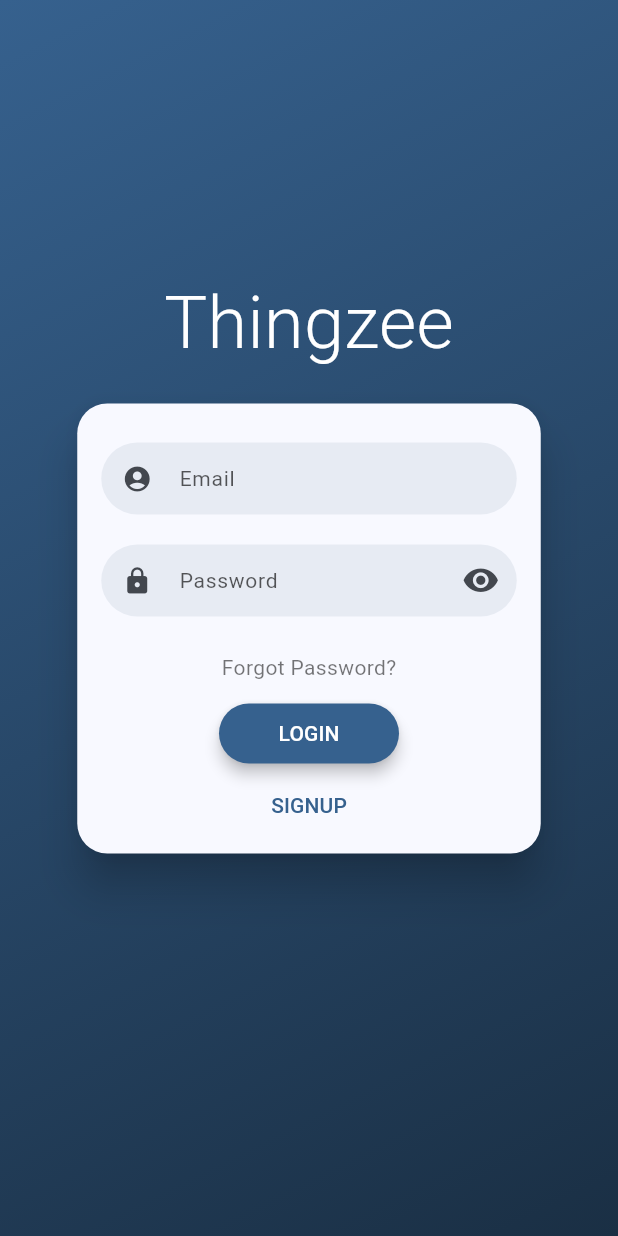
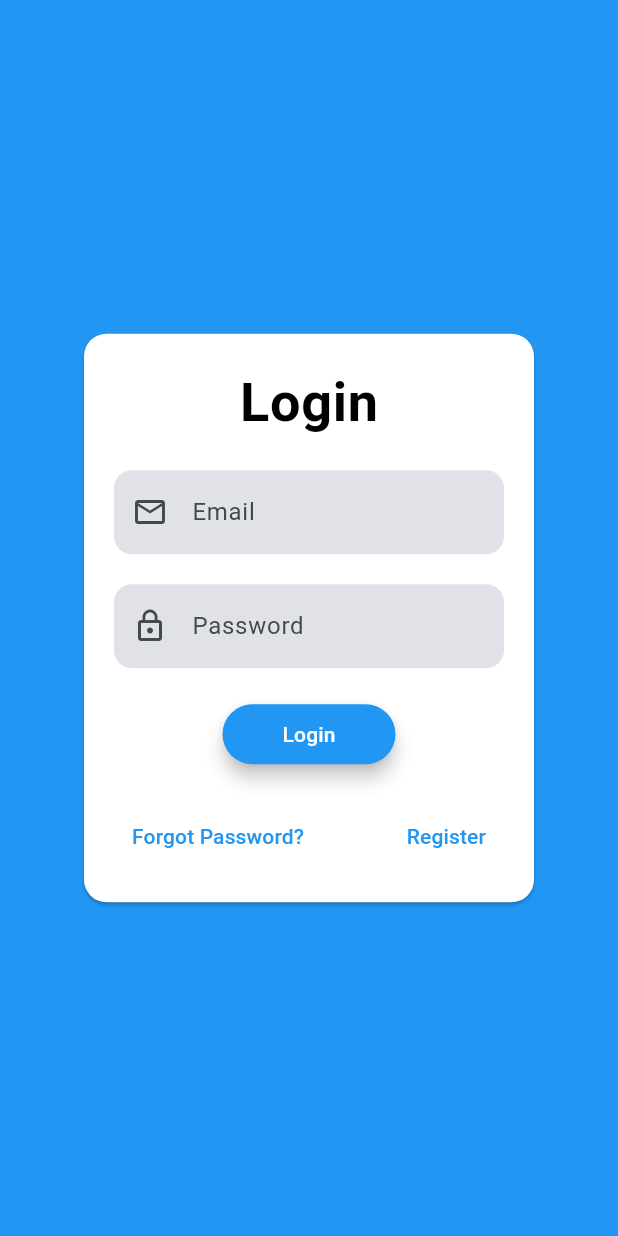
Before and after one commit to watkins-matt/thingzee, a Flutter app: the LoginPage screen opened directly, on a phone screen of 412 x 824 dp. Run offline on Flutter 3.47's test engine with Material 2 defaults, Android fonts, the phone set to English and light mode, and no system bars; drawn by our look-alikes of flutter_login; our stand-ins replace appwrite, csv, dio, file_picker, flutter_hooks, hive and 7 more; missing offline and left inert: analyzer, build, duration, ml_algo, ml_dataframe, ml_linalg and 2 more; accounts and stored records are empty; generated files the repository leaves out were written again.

Commit message:
Custom login page; remove flutter_login dependency

```diff
--- a/lib/pages/login/login_page.dart
+++ b/lib/pages/login/login_page.dart
@@ -1,81 +1,192 @@
 import 'package:flutter/material.dart';
-import 'package:flutter_login/flutter_login.dart';
 import 'package:hooks_riverpod/hooks_riverpod.dart';
+import 'package:thingzee/pages/login/register_page.dart';
 import 'package:thingzee/pages/login/state/user_profile.dart';
 import 'package:thingzee/pages/login/state/user_session.dart';
 
+class NoAnimationRoute<T> extends PageRouteBuilder<T> {
+  final Widget child;
+  NoAnimationRoute({required this.child})
+      : super(
+          pageBuilder: (BuildContext context, Animation<double> animation,
+              Animation<double> secondaryAnimation) {
+            return child;
+          },
+          transitionDuration: Duration.zero,
+        );
+}
+
+class LoginState {
+  String email = '';
+  String password = '';
+  String loginError = '';
+
+  LoginState({this.email = '', this.password = '', this.loginError = ''});
+}
+
+class LoginStateNotifier extends StateNotifier<LoginState> {
+  LoginStateNotifier() : super(LoginState());
+
+  void setEmail(String value) {
+    state = LoginState(email: value, password: state.password, loginError: state.loginError);
+  }
+
+  void setPassword(String value) {
+    state = LoginState(email: state.email, password: value, loginError: state.loginError);
+  }
+
+  Future<void> login(WidgetRef ref) async {
+    final userSession = ref.read(userSessionProvider.notifier);
+    final sessionState = ref.read(userSessionProvider);
+
+    try {
+      await userSession.login(state.email, state.password);
+    } catch (e) {
+      state = LoginState(email: state.email, password: state.password, loginError: e.toString());
+      return;
+    }
+
+    if (sessionState.isAuthenticated) {
+      final userProfile = ref.read(userProfileProvider.notifier);
+      userProfile.email = state.email;
+      return;
+    }
+
+    state = LoginState(
+        email: state.email,
+        password: state.password,
+        loginError: 'Unable to login. Username or password is incorrect or does not exist.');
+  }
+}
+
+final loginStateProvider = StateNotifierProvider<LoginStateNotifier, LoginState>((ref) {
+  return LoginStateNotifier();
+});
+
 class LoginPage extends ConsumerWidget {
-  const LoginPage({super.key});
+  LoginPage({Key? key}) : super(key: key);
+
+  final GlobalKey<FormState> _formKey = GlobalKey<FormState>();
 
   static Future<void> push(BuildContext context) async {
     await Navigator.push(
       context,
-      MaterialPageRoute(builder: (context) => const LoginPage()),
+      MaterialPageRoute(builder: (context) => LoginPage()),
     );
-  }
-
-  Future<String?> _login(WidgetRef ref, LoginData data) async {
-    debugPrint('Email: ${data.name}, Password: ${data.password}');
-    final userSession = ref.read(userSessionProvider.notifier);
-    final sessionState = ref.read(userSessionProvider);
-
-    await userSession.login(data.name, data.password);
-
-    if (sessionState.isAuthenticated) {
-      final userProfile = ref.read(userProfileProvider.notifier);
-      userProfile.email = data.name;
-      return null;
-    }
-
-    return 'Unable to login. Username or password is incorrect or does not exist.';
-  }
-
-  Future<String?> _register(WidgetRef ref, SignupData data) async {
-    debugPrint('Registration Email: ${data.name}, Password: ${data.password}');
-    final userProfile = ref.read(userProfileProvider.notifier);
-    final userSession = ref.read(userSessionProvider.notifier);
-
-    if (data.name == null || data.name!.isEmpty) {
-      return 'Email address is required.';
-    }
-
-    if (data.password == null || data.password!.isEmpty) {
-      return 'Password is required.';
-    }
-
-    try {
-      await userSession.register(data.name!, data.name!, data.password!);
-    } catch (e) {
-      return e.toString();
-    }
-
-    if (ref.read(userSessionProvider).isAuthenticated) {
-      userProfile.email = data.name!;
-      return null;
-    }
-
-    return 'Unable to register. Please choose an email address that is not already registered.';
-  }
-
-  Future<String> _recoverPassword(String name) async {
-    debugPrint('Name: $name');
-
-    return '';
   }
 
   @override
   Widget build(BuildContext context, WidgetRef ref) {
-    return FlutterLogin(
-        title: 'Thingzee',
-        onLogin: (data) => _login(ref, data),
-        onSignup: (data) => _register(ref, data),
-        onSubmitAnimationCompleted: () async {
-          if (context.mounted) {
-            Navigator.pop(context);
-          }
-        },
-        messages: LoginMessages(
-            recoverPasswordDescription: 'We will send you an email to reset your password.'),
-        onRecoverPassword: _recoverPassword);
+    return Scaffold(
+      backgroundColor: Colors.blue,
+      body: Center(
+        child: Card(
+          color: Colors.white,
+          shadowColor: Colors.black,
+          shape: RoundedRectangleBorder(
+            borderRadius: BorderRadius.circular(15),
+          ),
+          child: Container(
+            width: 300,
+            padding: const EdgeInsets.all(20),
+            child: SingleChildScrollView(
+              child: Form(
+                key: _formKey,
+                child: Column(
+                  mainAxisSize: MainAxisSize.min,
+                  children: <Widget>[
+                    const Text(
+                      'Login',
+                      style: TextStyle(
+                        color: Colors.black,
+                        fontSize: 36,
+                        fontWeight: FontWeight.w600,
+                        letterSpacing: .5,
+                      ),
+                    ),
+                    const SizedBox(height: 20),
+                    TextFormField(
+                      onChanged: (value) {
+                        ref.read(loginStateProvider.notifier).setEmail(value);
+                      },
+                      decoration: InputDecoration(
+                        prefixIcon: const Icon(Icons.email_outlined),
+                        labelText: 'Email',
+                        filled: true,
+                        fillColor: Colors.blue[75],
+                        border: OutlineInputBorder(
+                          borderRadius: BorderRadius.circular(12),
+                          borderSide: BorderSide.none,
+                        ),
+                      ),
+                    ),
+                    const SizedBox(height: 20),
+                    TextFormField(
+                      obscureText: true,
+                      onChanged: (value) {
+                        ref.read(loginStateProvider.notifier).setPassword(value);
+                      },
+                      decoration: InputDecoration(
+                        prefixIcon: const Icon(Icons.lock_outline),
+                        labelText: 'Password',
+                        filled: true,
+                        fillColor: Colors.blue[75],
+                        border: OutlineInputBorder(
+                          borderRadius: BorderRadius.circular(12),
+                          borderSide: BorderSide.none,
+                        ),
+                      ),
+                    ),
+                    const SizedBox(height: 20),
+                    ElevatedButton(
+                      style: ElevatedButton.styleFrom(
+                        foregroundColor: Colors.white,
+                        backgroundColor: Colors.blue,
+                        shape: RoundedRectangleBorder(
+                          borderRadius: BorderRadius.circular(20),
+                        ),
+                        elevation: 5,
+                        padding: const EdgeInsets.symmetric(horizontal: 40, vertical: 10),
+                      ),
+                      child: const Text('Login'),
+                      onPressed: () {},
+                    ),
+                    const SizedBox(height: 20),
+                    Row(
+                      mainAxisAlignment: MainAxisAlignment.spaceBetween,
+                      children: [
+                        TextButton(
+                          onPressed: () {
+                            // Navigate to Forgot Password page
+                          },
+                          child: const Text(
+                            'Forgot Password?',
+                            style: TextStyle(
+                              color: Colors.blue,
+                            ),
+                          ),
+                        ),
+                        TextButton(
+                          onPressed: () {
+                            Navigator.pushReplacement(
+                                context, NoAnimationRoute(child: const RegisterPage()));
+                          },
+                          child: const Text(
+                            'Register',
+                            style: TextStyle(
+                              color: Colors.blue,
+                            ),
+                          ),
+                        ),
+                      ],
+                    ),
+                  ],
+                ),
+              ),
+            ),
+          ),
+        ),
+      ),
+    );
   }
 }
--- a/pubspec.yaml
+++ b/pubspec.yaml
@@ -16,7 +16,6 @@ dependencies:
   flutter:
     sdk: flutter
   flutter_hooks: ^0.18.6
-  flutter_login: ^4.1.1
   hooks_riverpod: ^2.3.6
   image: ^4.0.17
   intl: ^0.18.1
```
Also changed, not shown: lib/pages/login/register_page.dart (added, +289 -0 lines), pubspec.lock.
